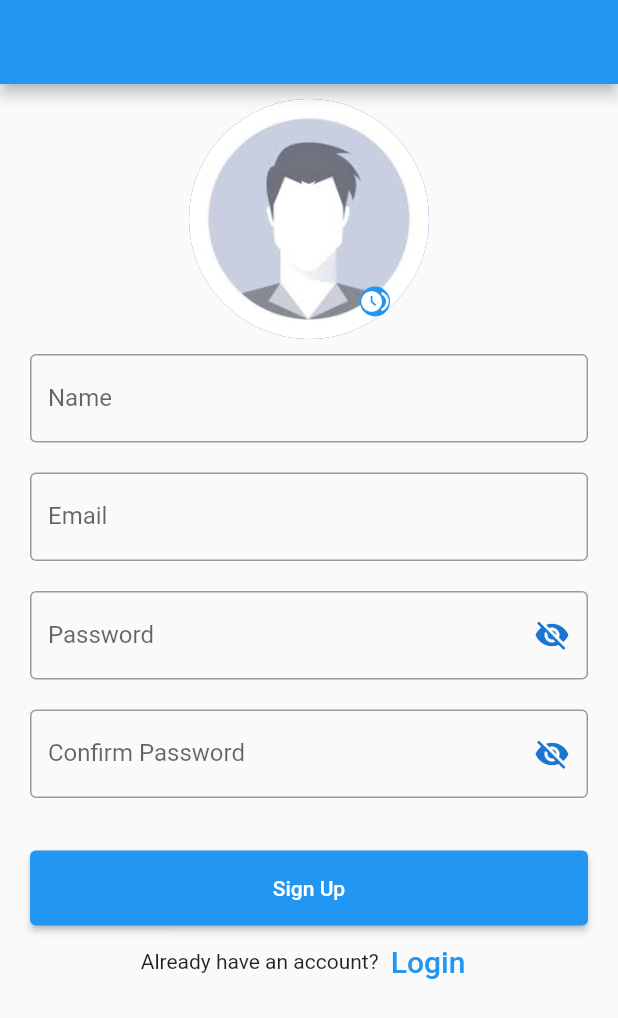
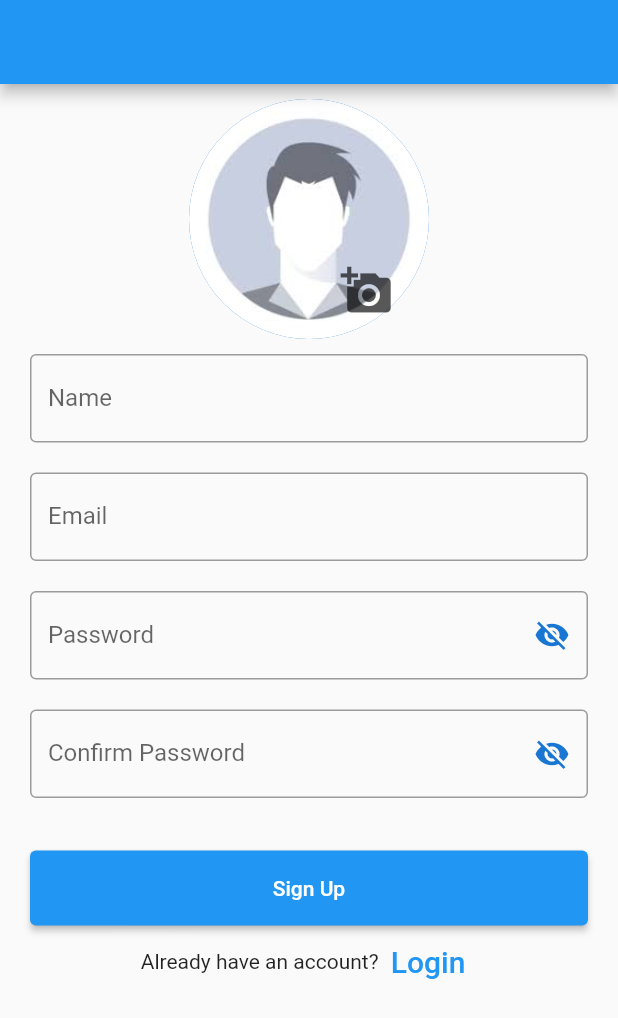
Before and after one commit to ASHKAHARI/login, a Flutter app: the SignUp screen opened directly, on a phone screen of 412 x 824 dp. Shown: the top 1018 px of the screen. Run offline on Flutter 3.47's test engine with Material 2 defaults, Android fonts, the phone set to English and light mode, and no system bars; our stand-ins replace easy_localization, google_fonts, image_picker, sqflite; missing offline and left inert: flutter_animated_button; accounts and stored records are empty.

Commit message:
stack in profile photo upload

```diff
--- a/lib/screens/signup_screen.dart
+++ b/lib/screens/signup_screen.dart
@@ -94,27 +94,13 @@ class SignUpState extends State<SignUp> {
                                       FileImage(File(imageFile.toString()))),
                             ),
                       Positioned(
-                        bottom: 15.0,
-                        right: 26.0,
-                        child: Align(
-                           alignment: Alignment.topLeft,
-                          child: Container(
-                            height: 20,
-                            width: 20,
-                            child: Icon(
-                              Icons.browse_gallery,
-                              color: Colors.white,
-                              size: 18,
-                            ),
-                            decoration: BoxDecoration(
-                              color: Colors.blue,
-                              shape: BoxShape.circle,
-
-
-                            ),
-                          ),
-                        ),
-                      )
+                          bottom: 15.0,
+                          right: 24.0,
+                          child: Icon(
+                            Icons.add_a_photo,
+                            size: 35,
+                            color: Color.fromARGB(167, 0, 0, 0),
+                          )),
                     ],
                   ),
                 ),
```
